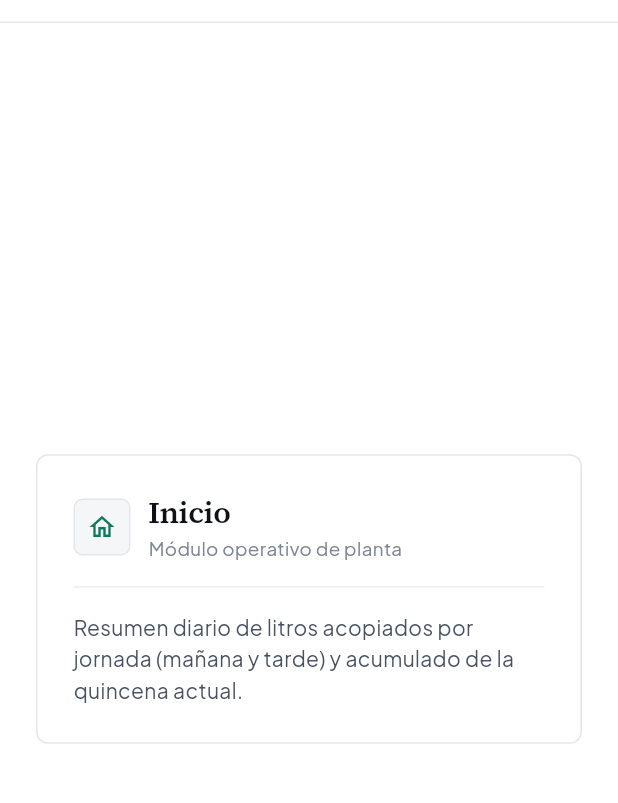
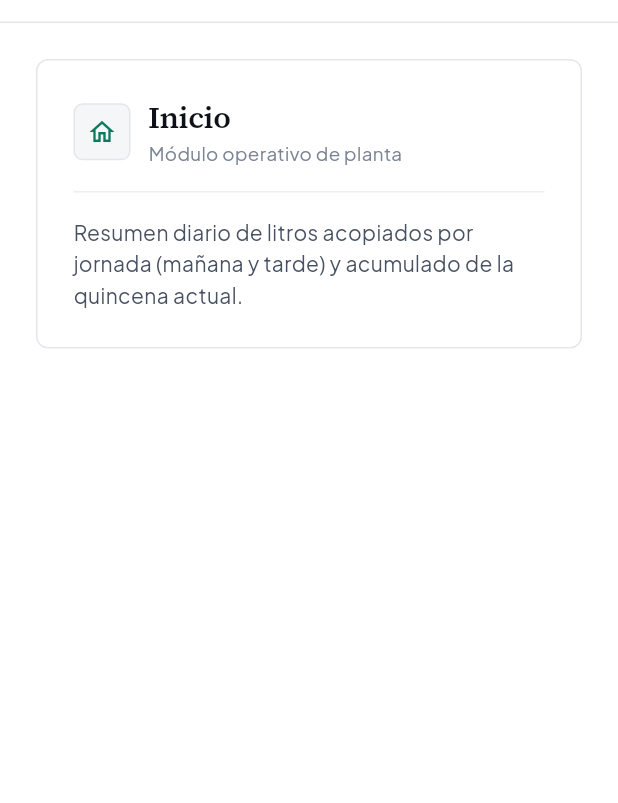
Before and after one commit to julian20murcia/PGC_ASOPROGANUCOT, a Flutter app: the AdminShellView screen opened directly, after a tap on the "menu" icon, after a tap on "Inicio", on a phone screen of 412 x 824 dp, the part 61-864 px from its top. Run offline on Flutter 3.47's test engine with Material 3 defaults, Android fonts, the phone set to English and light mode, and no system bars; our stand-ins replace cloud_firestore, connectivity_plus, firebase_auth, firebase_core, firebase_messaging, google_fonts and 1 more; accounts and stored records are empty.

Commit message:
Update admin_shell_view.dart

```diff
--- a/lib/views/desktop/admin_shell_view.dart
+++ b/lib/views/desktop/admin_shell_view.dart
@@ -122,7 +122,7 @@ class _AdminShellViewState extends State<AdminShellView> {
       adminOnly: true,
       description:
           'Administración de cuentas de acceso y perfiles del personal administrativo, operarios de planta y productores.',
-      isFooterGroup: true,
+      isFooterGroup: false,
     ),
   ];
 
@@ -229,6 +229,19 @@ class _AdminShellViewState extends State<AdminShellView> {
                       duration: const Duration(milliseconds: 210),
                       switchInCurve: Curves.easeOutCubic,
                       switchOutCurve: Curves.easeIn,
+                      layoutBuilder: (
+                        Widget? currentChild,
+                        List<Widget> previousChildren,
+                      ) {
+                        return Stack(
+                          alignment: Alignment.topLeft,
+                          fit: StackFit.expand,
+                          children: <Widget>[
+                            ...previousChildren,
+                            if (currentChild != null) currentChild,
+                          ],
+                        );
+                      },
                       transitionBuilder:
                           (Widget child, Animation<double> anim) {
                         return FadeTransition(
@@ -327,9 +340,9 @@ class _AdminShellViewState extends State<AdminShellView> {
                                     'Planta Susa',
                                     overflow: TextOverflow.ellipsis,
                                     style: TextStyle(
-                                      fontSize: 11,
+                                      fontSize: 11.5,
                                       color:
-                                          Colors.white.withValues(alpha: 0.52),
+                                          Colors.white.withValues(alpha: 0.84),
                                     ),
                                   ),
                                 ],
@@ -483,9 +496,9 @@ class _AdminShellViewState extends State<AdminShellView> {
                                     maxLines: 1,
                                     overflow: TextOverflow.ellipsis,
                                     style: TextStyle(
-                                      fontSize: 11,
+                                      fontSize: 11.5,
                                       color:
-                                          Colors.white.withValues(alpha: 0.56),
+                                          Colors.white.withValues(alpha: 0.84),
                                     ),
                                   ),
                                 ],
@@ -637,12 +650,15 @@ class _AdminShellViewState extends State<AdminShellView> {
     }
 
     final _NavItemMeta meta = _metaFor(_activeSection);
-    return SingleChildScrollView(
-      padding: const EdgeInsets.all(24),
-      child: ConstrainedBox(
-        constraints: const BoxConstraints(maxWidth: 680),
-        child: Container(
-          padding: const EdgeInsets.all(24),
+    return Align(
+      alignment: Alignment.topLeft,
+      child: SingleChildScrollView(
+        padding: const EdgeInsets.all(24),
+        child: ConstrainedBox(
+          constraints: const BoxConstraints(maxWidth: 740),
+          child: Container(
+            width: double.infinity,
+            padding: const EdgeInsets.all(24),
           decoration: BoxDecoration(
             color: AppTheme.surface,
             borderRadius: BorderRadius.circular(AppTheme.radiusCard),
@@ -716,6 +732,7 @@ class _AdminShellViewState extends State<AdminShellView> {
           ),
         ),
       ),
+    ),
     );
   }
 }
@@ -743,9 +760,10 @@ class _SidebarGroupHeader extends StatelessWidget {
               maxLines: 1,
               overflow: TextOverflow.ellipsis,
               style: GoogleFonts.sourceSerif4(
-                fontSize: 11.5,
+                fontSize: 12,
+                fontWeight: FontWeight.w600,
                 fontStyle: FontStyle.italic,
-                color: Colors.white.withValues(alpha: 0.50),
+                color: Colors.white.withValues(alpha: 0.82),
               ),
             ),
           ),
@@ -754,7 +772,7 @@ class _SidebarGroupHeader extends StatelessWidget {
             flex: 1,
             child: Container(
               height: 1,
-              color: Colors.white.withValues(alpha: 0.11),
+              color: Colors.white.withValues(alpha: 0.22),
             ),
           ),
         ],
@@ -794,16 +812,16 @@ class _OtepNavTabState extends State<_OtepNavTab> {
         ? AppTheme.inkBlack
         : _hovered
             ? Colors.white
-            : Colors.white.withValues(alpha: 0.78);
+            : const Color(0xFFF8FAFC);
     final Color iconColor = selected
         ? AppTheme.primaryGreen
         : _hovered
             ? Colors.white
-            : Colors.white.withValues(alpha: 0.62);
+            : Colors.white.withValues(alpha: 0.88);
     final Color bg = selected
         ? AppTheme.surface
         : _hovered
-            ? Colors.white.withValues(alpha: 0.08)
+            ? Colors.white.withValues(alpha: 0.12)
             : Colors.transparent;
 
     final BorderRadius radius = showConcave
@@ -850,9 +868,9 @@ class _OtepNavTabState extends State<_OtepNavTab> {
                         maxLines: 1,
                         overflow: TextOverflow.ellipsis,
                         style: TextStyle(
-                          fontSize: 13,
+                          fontSize: 13.5,
                           fontWeight:
-                              selected ? FontWeight.w600 : FontWeight.w500,
+                              selected ? FontWeight.w700 : FontWeight.w500,
                           color: fg,
                         ),
                       ),
```
